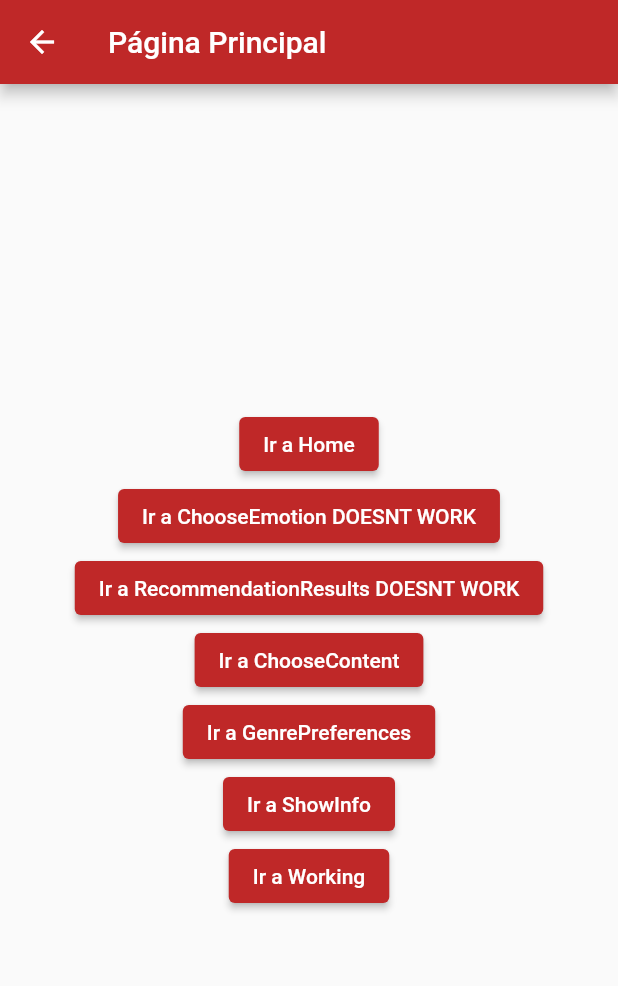
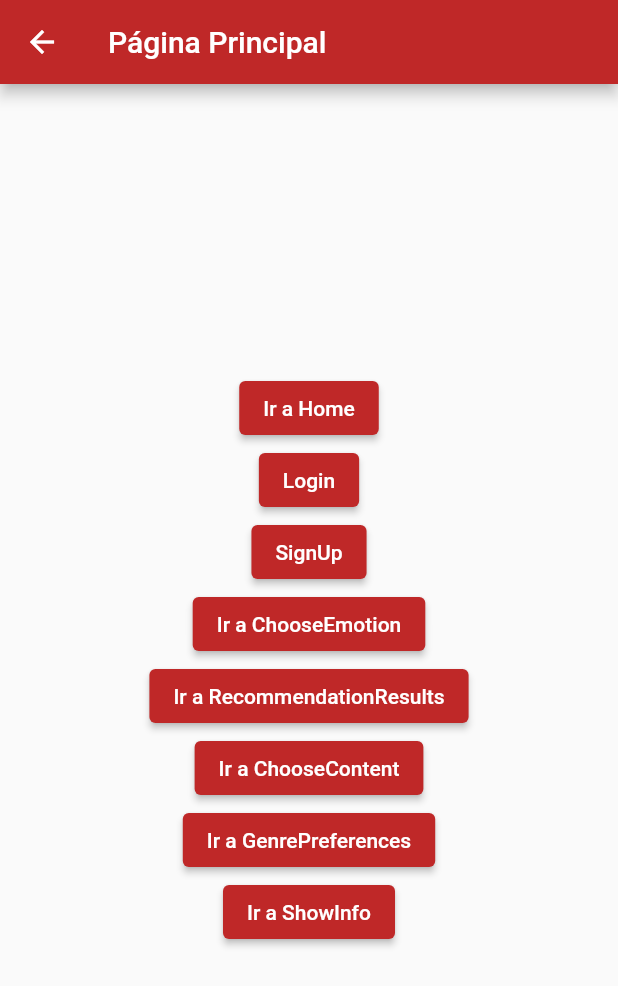
Before and after one commit to magrcruz/moodMatchNew, a Flutter app: the screen it shows after launch, on a phone screen of 412 x 824 dp. Shown: the top 986 px of the screen. Run offline on Flutter 3.47's test engine with Material 2 defaults, Android fonts, the phone set to English and light mode, and no system bars; generated files the repository leaves out were written again.

Commit message:
choose emotion basis

```diff
--- a/lib/routes/routes.dart
+++ b/lib/routes/routes.dart
@@ -5,16 +5,15 @@ import 'package:mood_match/screens/recommendation_results.dart';
 import 'package:mood_match/screens/choose_content.dart';
 import 'package:mood_match/screens/genre_preferences.dart';
 import 'package:mood_match/screens/show_info.dart';
+import 'package:mood_match/screens/signup.dart';
 import 'package:mood_match/screens/working.dart';
+import 'package:mood_match/screens/login.dart';
 import 'package:mood_match/screens/home.dart'; // Asegúrate de importar la clase HomeScreen
 
 final Map<String, WidgetBuilder> routes = {
   '/': (context) => HomeScreen(), // Ruta de inicio
   '/index': (context) => Index(),
-  '/choose_emotion/:type': (context) {
-    final args = ModalRoute.of(context)!.settings.arguments as Map<String, dynamic>;
-    return ChooseEmotion(type: args['type']);
-  },
+  '/choose_emotion': (context) => ChooseEmotion(),
   '/recommendation_results/:type/:emotion': (context) {
     final args = ModalRoute.of(context)!.settings.arguments as Map<String, dynamic>;
     return RecommendationResults(
@@ -26,4 +25,6 @@ final Map<String, WidgetBuilder> routes = {
   '/genre_preferences': (context) => GenrePreferences(),
   '/show_info': (context) => ShowInfo(),
   '/working': (context) => Working(),
+  '/login':(context) => LoginPage(),
+  '/signup':(context) => SignUp()
 };
--- a/lib/screens/index.dart
+++ b/lib/screens/index.dart
@@ -19,15 +19,27 @@ class Index extends StatelessWidget {
             ),
             ElevatedButton(
               onPressed: () {
-                Navigator.pushNamed(context, '/choose_emotion/default');
+                Navigator.pushNamed(context, '/login');
               },
-              child: Text('Ir a ChooseEmotion DOESNT WORK'),
+              child: Text('Login'),
+            ),
+            ElevatedButton(
+              onPressed: () {
+                Navigator.pushNamed(context, '/signup');
+              },
+              child: Text('SignUp'),
+            ),
+            ElevatedButton(
+              onPressed: () {
+                Navigator.pushNamed(context, '/choose_emotion');
+              },
+              child: Text('Ir a ChooseEmotion'),
             ),
             ElevatedButton(
               onPressed: () {
                 Navigator.pushNamed(context, '/recommendation_results/default/default');
               },
-              child: Text('Ir a RecommendationResults DOESNT WORK'),
+              child: Text('Ir a RecommendationResults'),
             ),
             ElevatedButton(
               onPressed: () {
@@ -47,12 +59,7 @@ class Index extends StatelessWidget {
               },
               child: Text('Ir a ShowInfo'),
             ),
-            ElevatedButton(
-              onPressed: () {
-                Navigator.pushNamed(context, '/working');
-              },
-              child: Text('Ir a Working'),
-            ),
+
           ],
         ),
       ),
```
Also changed, not shown: lib/screens/choose_emotion.dart (+64 -14 lines).
